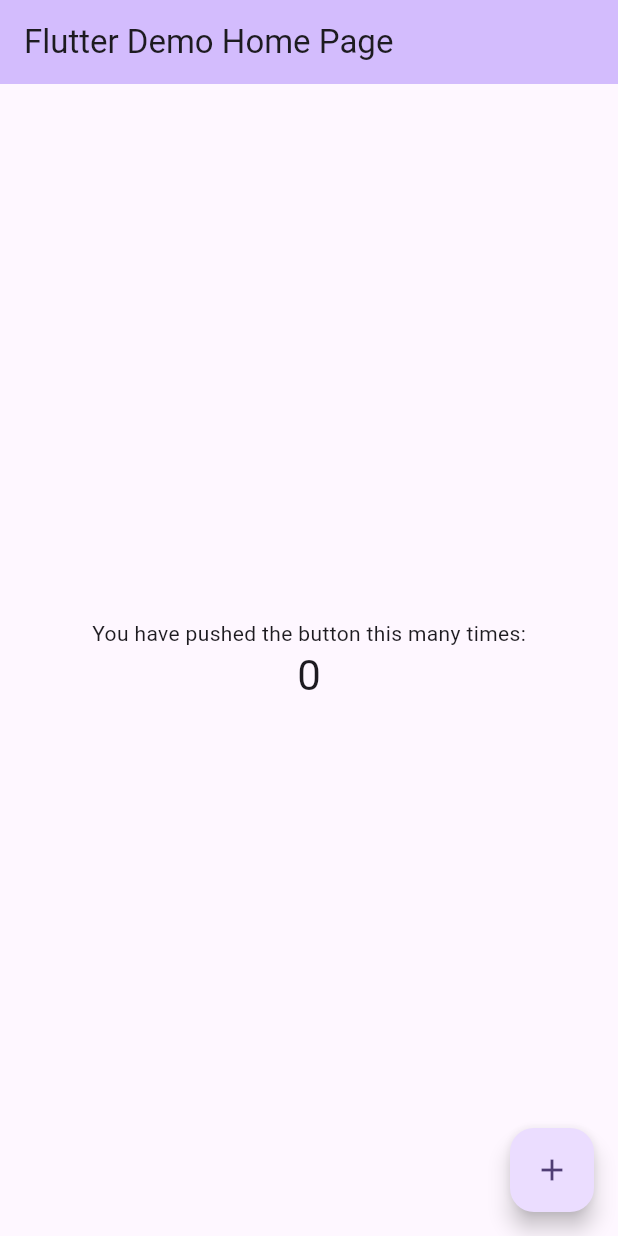
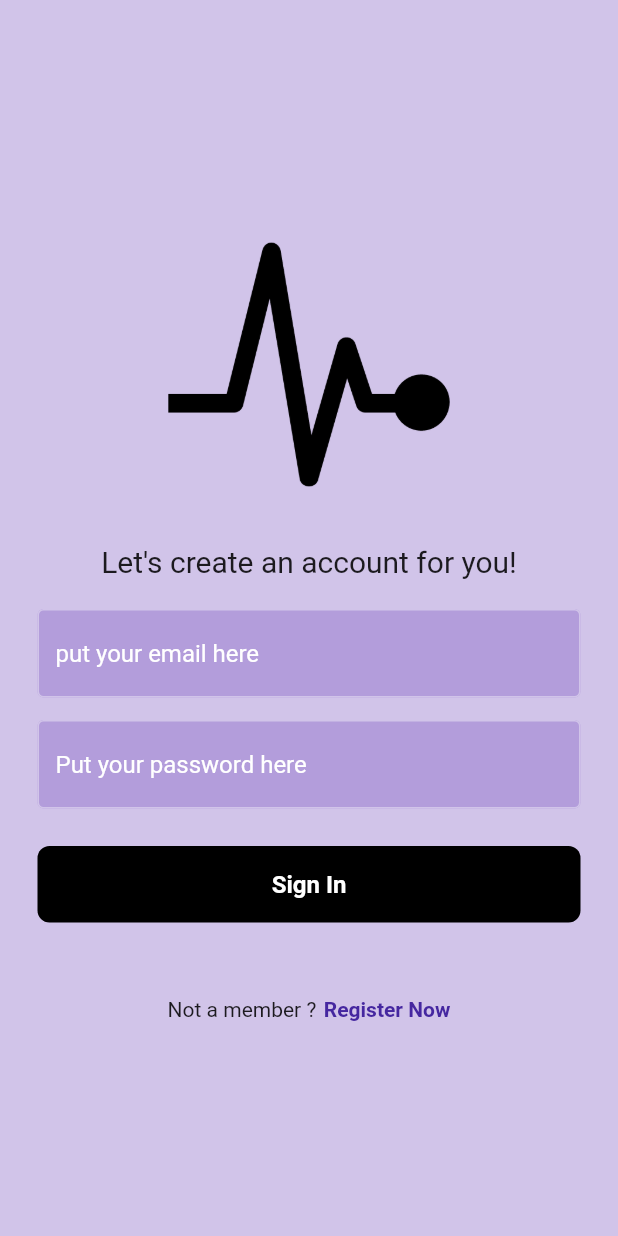
Before and after one commit to padfoot-16/messagingapp, a Flutter app: the screen it shows after launch, on a phone screen of 412 x 824 dp. Run offline on Flutter 3.47's test engine with Material 2 defaults, Android fonts, the phone set to English and light mode, and no system bars.

```diff
--- /dev/null
+++ b/lib/components/my_button.dart
@@ -0,0 +1,30 @@
+import 'package:flutter/material.dart';
+
+class MyButton extends StatelessWidget {
+  final void Function()? onTap;
+  final String text;
+  const MyButton({super.key, required this.onTap, required this.text});
+
+  @override
+  Widget build(BuildContext context) {
+    return GestureDetector(
+      onTap: onTap,
+      child: Container(
+        padding: EdgeInsets.all(16),
+        decoration:  BoxDecoration(
+          borderRadius: BorderRadius.circular(8),
+          color: Colors.black),
+        child: Center(
+          child: Text(
+            text,
+            style: const TextStyle(
+              color: Colors.white,
+              fontWeight: FontWeight.bold,
+              fontSize: 16
+              ),
+          ),
+        ),
+      ),
+    );
+  }
+}
--- /dev/null
+++ b/lib/components/my_textfield.dart
@@ -0,0 +1,33 @@
+import 'package:flutter/material.dart';
+
+class MyTextfield extends StatelessWidget {
+final TextEditingController controller;
+final String hinttext;
+final bool obscuretext;
+
+  const MyTextfield({super.key,
+  required this.controller,
+  required this.hinttext,
+  required this.obscuretext});
+
+  @override
+  Widget build(BuildContext context) {
+    return TextField(
+      controller: controller,
+      obscureText: obscuretext,
+      decoration: InputDecoration(
+        enabledBorder: OutlineInputBorder(
+          borderSide: BorderSide(color: Colors.deepPurple.shade100),
+        ),
+        focusedBorder: const OutlineInputBorder(
+          borderSide: BorderSide(color: Colors.white),
+        ),
+        fillColor: Colors.deepPurple[200],
+        filled: true,
+        hintText: hinttext,
+        hintStyle: const TextStyle(color: Colors.white)
+      ),
+
+    );
+  }
+}
--- a/lib/main.dart
+++ b/lib/main.dart
@@ -1,4 +1,6 @@
 import 'package:flutter/material.dart';
+import 'package:messagingapp/pages/login_page.dart';
+import 'package:messagingapp/pages/register_page.dart';
 
 void main() {
   runApp(const MyApp());
@@ -11,115 +13,9 @@ class MyApp extends StatelessWidget {
   @override
   Widget build(BuildContext context) {
     return MaterialApp(
-      title: 'Flutter Demo',
-      theme: ThemeData(
-        // This is the theme of your application.
-        //
-        // TRY THIS: Try running your application with "flutter run". You'll see
-        // the application has a blue toolbar. Then, without quitting the app,
-        // try changing the seedColor in the colorScheme below to Colors.green
-        // and then invoke "hot reload" (save your changes or press the "hot
-        // reload" button in a Flutter-supported IDE, or press "r" if you used
-        // the command line to start the app).
-        //
-        // Notice that the counter didn't reset back to zero; the application
-        // state is not lost during the reload. To reset the state, use hot
-        // restart instead.
-        //
-        // This works for code too, not just values: Most code changes can be
-        // tested with just a hot reload.
-        colorScheme: ColorScheme.fromSeed(seedColor: Colors.deepPurple),
-        useMaterial3: true,
-      ),
-      home: const MyHomePage(title: 'Flutter Demo Home Page'),
+      debugShowCheckedModeBanner: false,
+      title: "Messaging App",
+      home: RegistrePage(),
     );
   }
 }
-
-class MyHomePage extends StatefulWidget {
-  const MyHomePage({super.key, required this.title});
-
-  // This widget is the home page of your application. It is stateful, meaning
-  // that it has a State object (defined below) that contains fields that affect
-  // how it looks.
-
-  // This class is the configuration for the state. It holds the values (in this
-  // case the title) provided by the parent (in this case the App widget) and
-  // used by the build method of the State. Fields in a Widget subclass are
-  // always marked "final".
-
-  final String title;
-
-  @override
-  State<MyHomePage> createState() => _MyHomePageState();
-}
-
-class _MyHomePageState extends State<MyHomePage> {
-  int _counter = 0;
-
-  void _incrementCounter() {
-    setState(() {
-      // This call to setState tells the Flutter framework that something has
-      // changed in this State, which causes it to rerun the build method below
-      // so that the display can reflect the updated values. If we changed
-      // _counter without calling setState(), then the build method would not be
-      // called again, and so nothing would appear to happen.
-      _counter++;
-    });
-  }
-
-  @override
-  Widget build(BuildContext context) {
-    // This method is rerun every time setState is called, for instance as done
-    // by the _incrementCounter method above.
-    //
-    // The Flutter framework has been optimized to make rerunning build methods
-    // fast, so that you can just rebuild anything that needs updating rather
-    // than having to individually change instances of widgets.
-    return Scaffold(
-      appBar: AppBar(
-        // TRY THIS: Try changing the color here to a specific color (to
-        // Colors.amber, perhaps?) and trigger a hot reload to see the AppBar
-        // change color while the other colors stay the same.
-        backgroundColor: Theme.of(context).colorScheme.inversePrimary,
-        // Here we take the value from the MyHomePage object that was created by
-        // the App.build method, and use it to set our appbar title.
-        title: Text(widget.title),
-      ),
-      body: Center(
-        // Center is a layout widget. It takes a single child and positions it
-        // in the middle of the parent.
-        child: Column(
-          // Column is also a layout widget. It takes a list of children and
-          // arranges them vertically. By default, it sizes itself to fit its
-          // children horizontally, and tries to be as tall as its parent.
-          //
-          // Column has various properties to control how it sizes itself and
-          // how it positions its children. Here we use mainAxisAlignment to
-          // center the children vertically; the main axis here is the vertical
-          // axis because Columns are vertical (the cross axis would be
-          // horizontal).
-          //
-          // TRY THIS: Invoke "debug painting" (choose the "Toggle Debug Paint"
-          // action in the IDE, or press "p" in the console), to see the
-          // wireframe for each widget.
-          mainAxisAlignment: MainAxisAlignment.center,
-          children: <Widget>[
-            const Text(
-              'You have pushed the button this many times:',
-            ),
-            Text(
-              '$_counter',
-              style: Theme.of(context).textTheme.headlineMedium,
-            ),
-          ],
-        ),
-      ),
-      floatingActionButton: FloatingActionButton(
-        onPressed: _incrementCounter,
-        tooltip: 'Increment',
-        child: const Icon(Icons.add),
-      ), // This trailing comma makes auto-formatting nicer for build methods.
-    );
-  }
-}
--- /dev/null
+++ b/lib/pages/register_page.dart
@@ -0,0 +1,86 @@
+import 'package:flutter/material.dart';
+
+import '../components/my_button.dart';
+import '../components/my_textfield.dart';
+
+class RegistrePage extends StatefulWidget {
+  const RegistrePage({super.key});
+
+  @override
+  State<RegistrePage> createState() => _RegistrePageState();
+}
+
+class _RegistrePageState extends State<RegistrePage> {
+
+  final emailcontroller = TextEditingController();
+  final passwordcontroller = TextEditingController();
+  final confirmpasswordcontroller = TextEditingController();
+  @override
+  Widget build(BuildContext context) {
+    return Scaffold(
+      backgroundColor: Colors.deepPurple[100],
+      body: SafeArea(
+        child: Center(
+          child: Padding(
+            padding: const EdgeInsets.symmetric(horizontal: 25.0),
+            child: Column(
+              mainAxisAlignment: MainAxisAlignment.center,
+              children: [
+              //logo
+              Container(
+                height: 200,
+                child: Image.asset("assets/pulse.png"),
+              ),
+              SizedBox(
+                height: 20,
+              ),
+              //welcome back message
+              Text(
+                "Let's create an account for you!",
+                style: TextStyle(fontSize: 20),
+              ),
+              SizedBox(
+                height: 20,
+              ),
+
+              //email textfield
+              MyTextfield(
+                  controller: emailcontroller,
+                  hinttext: "put your email here ",
+                  obscuretext: false),
+
+              SizedBox(
+                height: 15,
+              ),
+              //password textfield
+              MyTextfield(
+                  controller: passwordcontroller,
+                  hinttext: "Put your password here",
+                  obscuretext: true),
+
+              SizedBox(
+                height: 25,
+              ),
+              //sign in button
+              MyButton(
+              onTap: () {},
+               text: "Sign In"),
+
+               SizedBox(height: 50,),
+              //register
+              Row(
+                mainAxisAlignment: MainAxisAlignment.center,
+                children:[
+                  Text("Not a member ?"),
+                  SizedBox(width: 5,),
+                  Text("Register Now",style: TextStyle(
+                    fontWeight: FontWeight.bold,
+                    color: Colors.deepPurple[800]),)
+                ])
+            ]),
+          ),
+        ),
+      ),
+    );
+  }
+}
--- a/pubspec.yaml
+++ b/pubspec.yaml
@@ -59,9 +59,8 @@ flutter:
   uses-material-design: true
 
   # To add assets to your application, add an assets section, like this:
-  # assets:
-  #   - images/a_dot_burr.jpeg
-  #   - images/a_dot_ham.jpeg
+  assets:
+    - assets/
 
   # An image asset can refer to one or more resolution-specific "variants", see
   # https://flutter.dev/assets-and-images/#resolution-aware
```
Also changed, not shown: lib/pages/login_page.dart (added, +83 -0 lines), assets/pulse.png (added).
